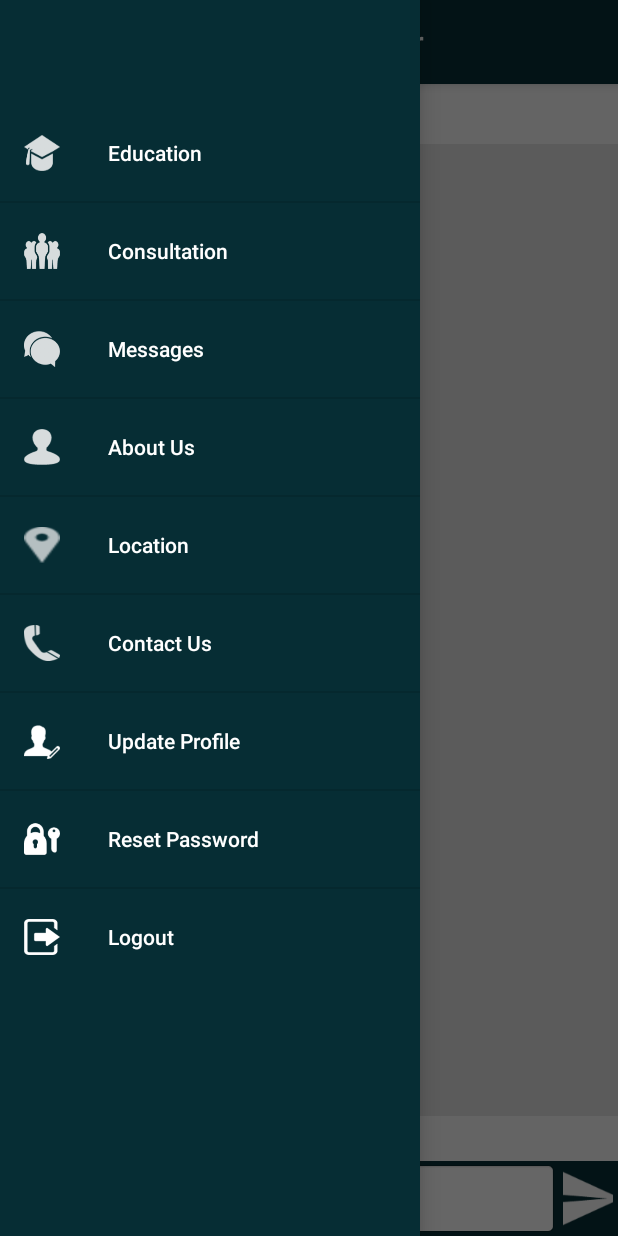
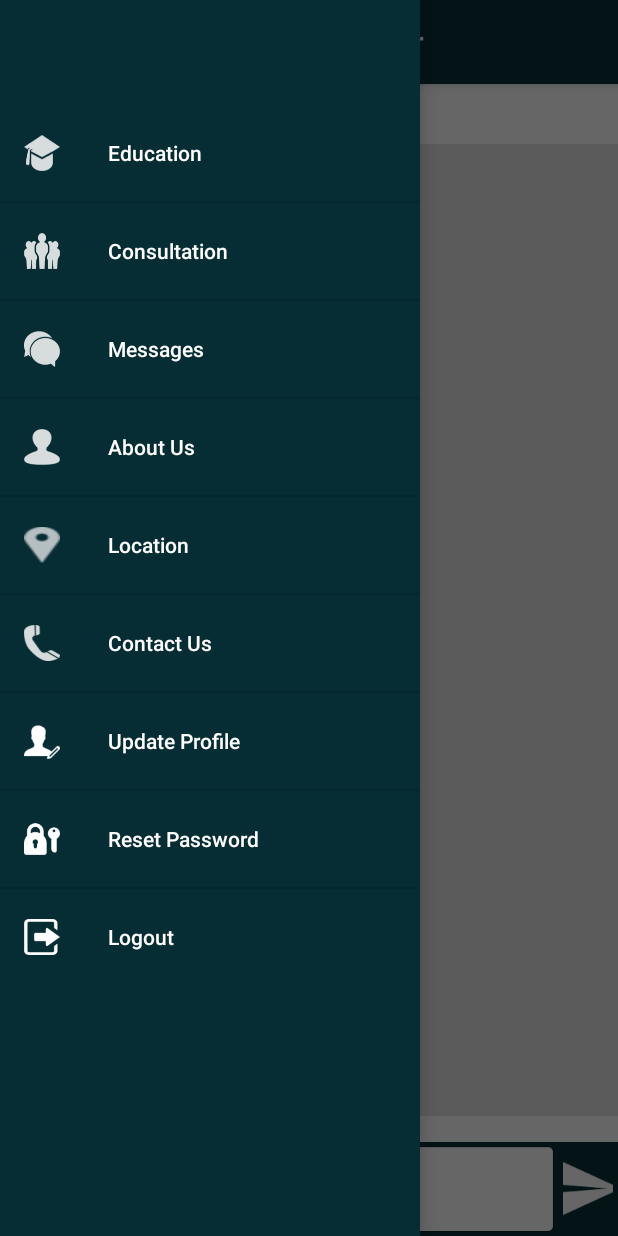
Before and after one commit to s9iper1/hair-restoration, an Android app: the fragment MessagesFragment placed in its activity, after a tap on "Open navigation drawer", on a phone screen of 412 x 824 dp. Run offline under Robolectric (Android 15) with nearby library versions, the phone set to English and light mode, and no system bars; our stand-ins replace Picasso; pictures from the network do not load; 2 other taps on this screen came first.

Commit message:
bug fixes

```diff
--- a/app/src/main/res/layout/content_main.xml
+++ b/app/src/main/res/layout/content_main.xml
@@ -11,6 +11,7 @@
 
     <FrameLayout
         android:id="@+id/container"
+        android:background="@android:color/white"
         android:layout_width="match_parent"
         android:layout_height="match_parent" />
 </RelativeLayout>
--- a/app/src/main/res/layout/messages_frgament.xml
+++ b/app/src/main/res/layout/messages_frgament.xml
@@ -47,9 +47,13 @@
             style="@style/Widget.AppCompat.EditText"
             android:id="@+id/et_chat"
             android:layout_width="match_parent"
-            android:layout_height="match_parent"
+            android:layout_height="wrap_content"
+            android:maxLines="4"
+            android:lines="3"
             android:textSize="20dp"
-            android:inputType="textShortMessage"
+            android:scrollbars="vertical"
+            android:minLines="2"
+            android:inputType="textMultiLine"
             android:layout_weight="8"
             android:background="@android:drawable/editbox_background_normal"/>
 
```
Also changed, not shown: app/src/main/java/com/byteshaft/hairrestorationcenter/MainActivity.java (+9 -0 lines), app/src/main/java/com/byteshaft/hairrestorationcenter/fragments/ConsultationFragment.java (+10 -3 lines), app/src/main/java/com/byteshaft/hairrestorationcenter/fragments/HealthInformation.java (+5 -3 lines).
